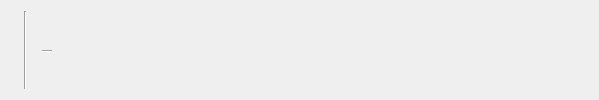
Above: src/views/song.ui from Didiloy/spotwrap before the change. Below: the same form after it.
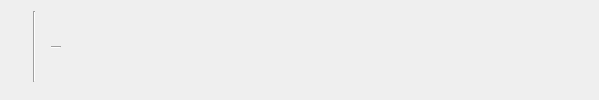
That is the form after the change.

Patch:
```diff
--- a/src/views/song.ui
+++ b/src/views/song.ui
@@ -27,6 +27,24 @@
   </property>
   <layout class="QHBoxLayout" name="horizontalLayout">
    <item>
+    <widget class="QWidget" name="widget_2" native="true">
+     <property name="sizePolicy">
+      <sizepolicy hsizetype="Expanding" vsizetype="Fixed">
+       <horstretch>0</horstretch>
+       <verstretch>0</verstretch>
+      </sizepolicy>
+     </property>
+     <property name="minimumSize">
+      <size>
+       <width>0</width>
+       <height>80</height>
+      </size>
+     </property>
+     <layout class="QHBoxLayout" name="horizontalLayout_2">
+      <property name="topMargin">
+       <number>0</number>
+      </property>
+      <item>
     <widget class="QLabel" name="labelTrackNumber">
      <property name="sizePolicy">
       <sizepolicy hsizetype="Maximum" vsizetype="Fixed">
@@ -104,7 +122,7 @@
      </property>
      <property name="sizeHint" stdset="0">
       <size>
-       <width>40</width>
+          <width>507</width>
        <height>20</height>
       </size>
      </property>
@@ -115,6 +133,9 @@
      <property name="text">
       <string/>
      </property>
+       </widget>
+      </item>
+     </layout>
     </widget>
    </item>
   </layout>
```
Lines whose indentation alone changed are shown as unchanged.
